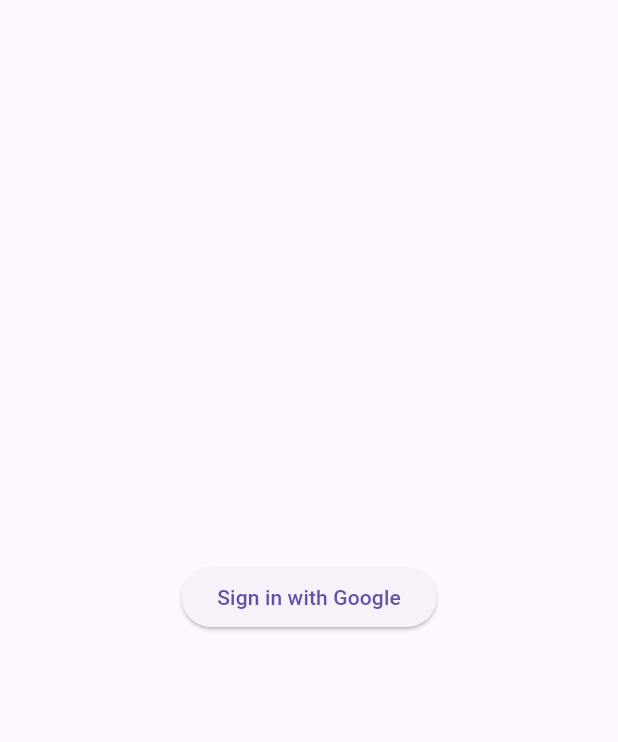
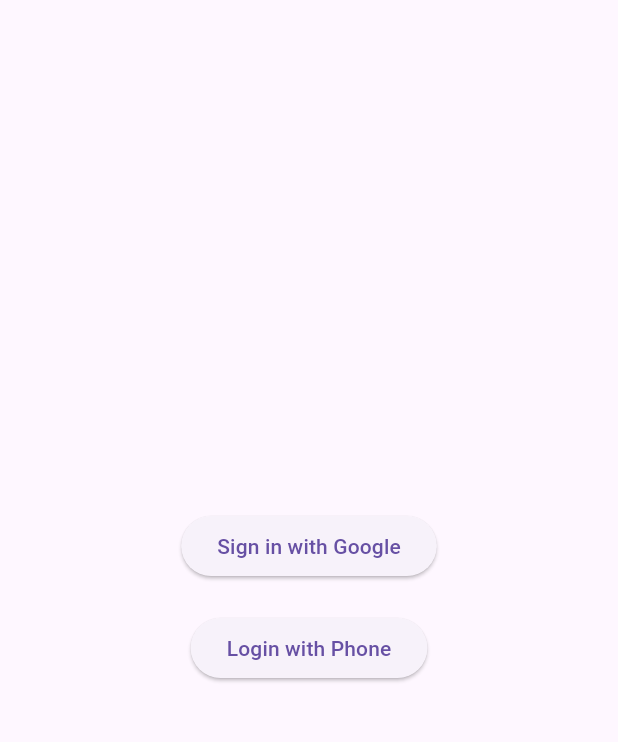
Before and after one commit to manshita21/digital-memory-capsule, a Flutter app: the screen it shows after launch, after a tap on "Sign in with Google", on a phone screen of 412 x 824 dp, the part 63-805 px from its top. Run offline on Flutter 3.47's test engine with Material 3 defaults, Android fonts, the phone set to English and light mode, and no system bars; our stand-ins replace firebase_auth, firebase_core, google_sign_in; accounts and stored records are empty.

Commit message:
Implement Firebase Authentication with Google Sign-In and Phone OTP login

```diff
--- a/lib/login_screen.dart
+++ b/lib/login_screen.dart
@@ -1,52 +1,56 @@
 import 'package:flutter/material.dart';
 import 'services/auth_service.dart';
+import 'home_screen.dart';
+import 'phone_login_screen.dart';
 
 class LoginScreen extends StatelessWidget {
+  final AuthService _authService = AuthService();
 
   LoginScreen({super.key});
 
-  final AuthService _authService = AuthService();
-
   @override
   Widget build(BuildContext context) {
-
     return Scaffold(
-
-      appBar: AppBar(
-        title: const Text("Digital Memory Capsule"),
-      ),
+      appBar: AppBar(title: Text("Digital Memory Capsule")),
 
       body: Center(
+        child: Column(
+          mainAxisAlignment: MainAxisAlignment.center,
+          children: [
+            ElevatedButton(
+              onPressed: () async {
+                var user = await _authService.signInWithGoogle();
 
-        child: ElevatedButton(
+                if (user != null) {
+                  ScaffoldMessenger.of(context).showSnackBar(
+                    SnackBar(content: Text("Logged in as ${user.displayName}")),
+                  );
 
-          onPressed: () async {
+                  Navigator.pushReplacement(
+                    context,
+                    MaterialPageRoute(builder: (context) => HomeScreen()),
+                  );
+                }
+              },
+              child: const Text("Sign in with Google"),
+            ),
 
-            var user =
-            await _authService.signInWithGoogle();
+            const SizedBox(height: 20),
 
-            if (user != null) {
-
-              ScaffoldMessenger.of(context)
-                  .showSnackBar(
-                SnackBar(
-                  content: Text(
-                      "Logged in as ${user.displayName}"),
-                ),
-              );
-
-            }
-
-          },
-
-          child: const Text("Sign in with Google"),
-
+            ElevatedButton(
+              onPressed: () {
+                Navigator.push(
+                  context,
+                  MaterialPageRoute(
+                    builder: (context) => const PhoneLoginScreen(),
+                  ),
+                );
+              },
+              child: const Text("Login with Phone"),
+            ),
+          ],
         ),
-
       ),
-
     );
-
   }
-
 }
--- a/lib/main.dart
+++ b/lib/main.dart
@@ -1,6 +1,9 @@
 import 'package:flutter/material.dart';
 import 'package:firebase_core/firebase_core.dart';
-import 'package:digital_memory_capsule/login_screen.dart';
+
+import 'login_screen.dart';
+import 'home_screen.dart';
+import 'services/auth_service.dart';
 
 void main() async {
   WidgetsFlutterBinding.ensureInitialized();
@@ -11,8 +14,16 @@
 }
 
 class MyApp extends StatelessWidget {
+  final AuthService _authService = AuthService();
+
   @override
   Widget build(BuildContext context) {
-    return MaterialApp(home: LoginScreen());
+    return MaterialApp(
+      debugShowCheckedModeBanner: false,
+
+      home: _authService.getCurrentUser() != null
+          ? HomeScreen()
+          : LoginScreen(),
+    );
   }
 }
```
Also changed, not shown: lib/home_screen.dart (added, +33 -0 lines), lib/phone_login_screen.dart (added, +81 -0 lines), lib/services/auth_service.dart (+59 -2 lines).
